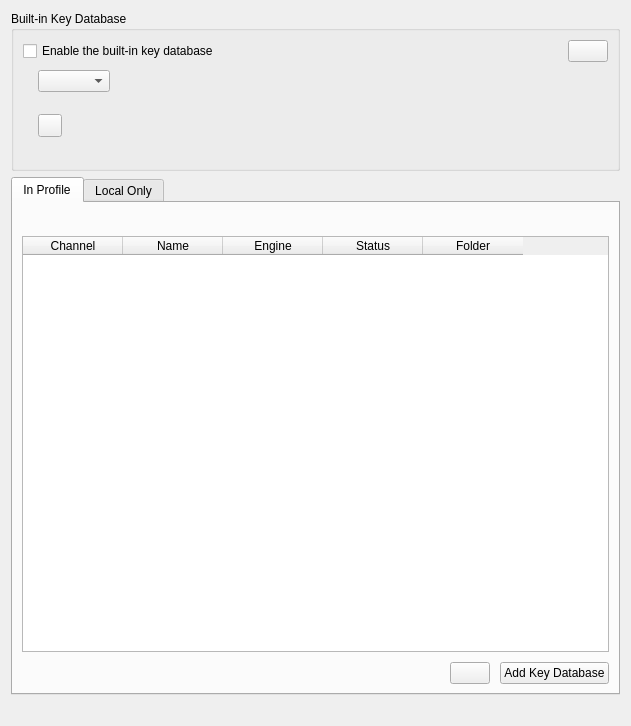
Above: ui/KeyDatabasesSettings.ui from saturneric/GpgFrontend before the change. Below: the same form after it.
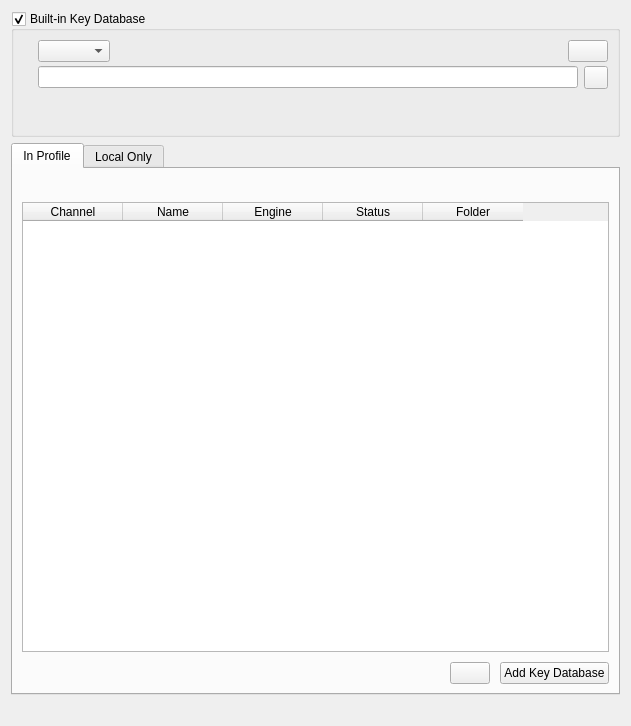
That is the form after the change.

Commit message:
feat(settings): improve built-in database controls
- replace the enable checkbox with a checkable group box
- show the database path in a selectable read-only line edit
- copy the full path through the system clipboard
- update the layout for clearer engine, location, and role controls
- remove the obsolete ElidedPathLabel widget
- preserve sandbox and unavailable-database state handling

The edit to the form file:
```diff
--- a/ui/KeyDatabasesSettings.ui
+++ b/ui/KeyDatabasesSettings.ui
@@ -19,24 +19,29 @@
      <property name="title">
       <string>Built-in Key Database</string>
      </property>
-     <layout class="QVBoxLayout" name="builtInKeyDatabaseLayout">
-      <property name="spacing">
+     <property name="checkable">
+      <bool>true</bool>
+     </property>
+     <layout class="QGridLayout" name="builtInGridLayout">
+      <property name="horizontalSpacing">
        <number>8</number>
       </property>
-      <item>
-       <layout class="QHBoxLayout" name="builtInHeaderLayout">
+      <property name="verticalSpacing">
+       <number>4</number>
+      </property>
+      <item row="0" column="0">
+       <widget class="QLabel" name="builtInEngineLabel"><property name="text"><string/></property></widget>
+      </item>
+      <item row="0" column="1">
+       <layout class="QHBoxLayout" name="builtInEngineRowLayout">
         <property name="spacing">
          <number>8</number>
         </property>
         <item>
-         <widget class="QCheckBox" name="defaultKeyDatabaseCheckBox">
-          <property name="text">
-           <string>Enable the built-in key database</string>
-          </property>
-         </widget>
+         <widget class="QComboBox" name="builtInEngineComboBox"/>
         </item>
         <item>
-         <spacer name="builtInHeaderSpacer">
+         <spacer name="builtInEngineRowSpacer">
           <property name="orientation">
            <enum>Qt::Orientation::Horizontal</enum>
           </property>
@@ -48,6 +53,13 @@
           </property>
          </spacer>
         </item>
+       </layout>
+      </item>
+      <item row="0" column="2" alignment="Qt::AlignmentFlag::AlignRight|Qt::AlignmentFlag::AlignVCenter">
+       <layout class="QHBoxLayout" name="builtInRoleLayout">
+        <property name="spacing">
+         <number>0</number>
+        </property>
         <item>
          <widget class="QLabel" name="builtInDefaultMarkerLabel"><property name="text"><string/></property></widget>
         </item>
@@ -56,49 +68,30 @@
         </item>
        </layout>
       </item>
-      <item>
-       <layout class="QFormLayout" name="builtInFormLayout">
-        <property name="fieldGrowthPolicy">
-         <enum>QFormLayout::FieldGrowthPolicy::AllNonFixedFieldsGrow</enum>
+      <item row="1" column="0">
+       <widget class="QLabel" name="builtInLocationLabel"><property name="text"><string/></property></widget>
+      </item>
+      <item row="1" column="1" colspan="2">
+       <layout class="QHBoxLayout" name="builtInLocationLayout">
+        <property name="spacing">
+         <number>6</number>
         </property>
-        <property name="rowWrapPolicy">
-         <enum>QFormLayout::RowWrapPolicy::WrapLongRows</enum>
-        </property>
-        <property name="verticalSpacing">
-         <number>4</number>
-        </property>
-        <item row="0" column="0">
-         <widget class="QLabel" name="builtInEngineLabel"><property name="text"><string/></property></widget>
-        </item>
-        <item row="0" column="1">
-         <widget class="QComboBox" name="builtInEngineComboBox">
-          <property name="sizePolicy">
-           <sizepolicy hsizetype="Maximum" vsizetype="Fixed">
-            <horstretch>0</horstretch>
-            <verstretch>0</verstretch>
-           </sizepolicy>
+        <item>
+         <widget class="QLineEdit" name="builtInLocationEdit">
+          <property name="readOnly">
+           <bool>true</bool>
           </property>
          </widget>
         </item>
-        <item row="1" column="1">
-         <widget class="QLabel" name="builtInDescriptionLabel"><property name="text"><string/></property><property name="wordWrap"><bool>true</bool></property></widget>
-        </item>
-        <item row="2" column="0">
-         <widget class="QLabel" name="builtInLocationLabel"><property name="text"><string/></property></widget>
-        </item>
-        <item row="2" column="1">
-         <layout class="QHBoxLayout" name="builtInLocationLayout">
-          <property name="spacing">
-           <number>6</number>
-          </property>
-          <item>
-           <widget class="QToolButton" name="builtInCopyPathButton"/>
-          </item>
-         </layout>
+        <item>
+         <widget class="QToolButton" name="builtInCopyPathButton"/>
         </item>
        </layout>
       </item>
-      <item>
+      <item row="2" column="1" colspan="2">
+       <widget class="QLabel" name="builtInDescriptionLabel"><property name="text"><string/></property><property name="wordWrap"><bool>true</bool></property></widget>
+      </item>
+      <item row="3" column="0" colspan="3">
        <widget class="QLabel" name="defaultKeyDatabaseHintLabel"><property name="text"><string/></property><property name="wordWrap"><bool>true</bool></property></widget>
       </item>
      </layout>
```
The commit also changes 3 other files.
